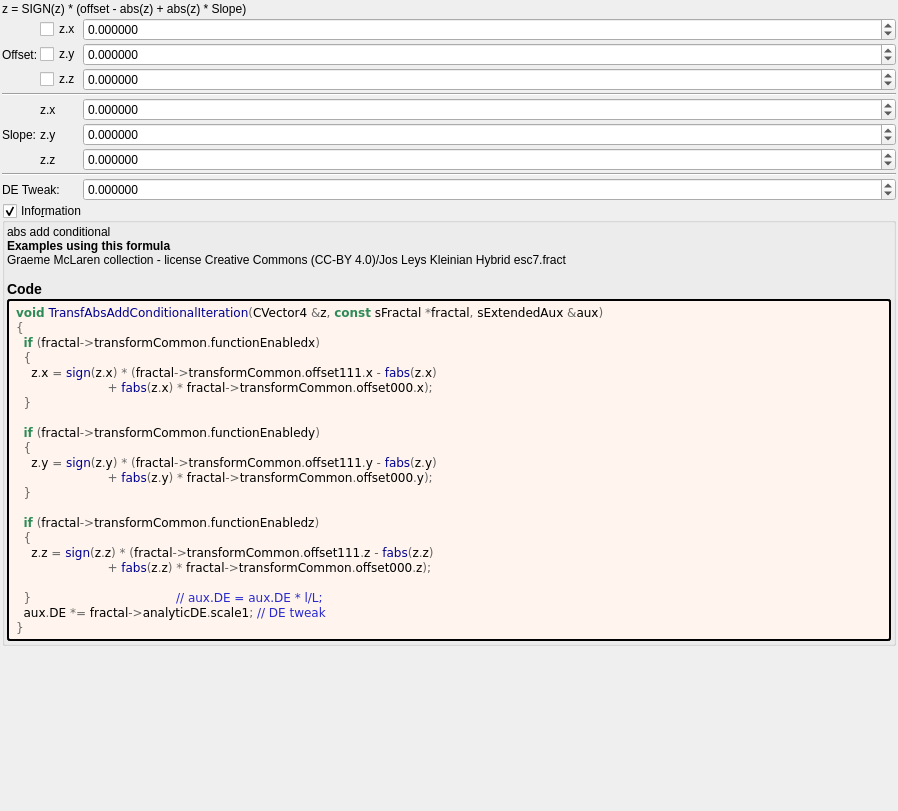
First picture: the form in mandelbulber2/formula/ui/transf_abs_add_conditional.ui, repository buddhi1980/mandelbulber2, before the edit.
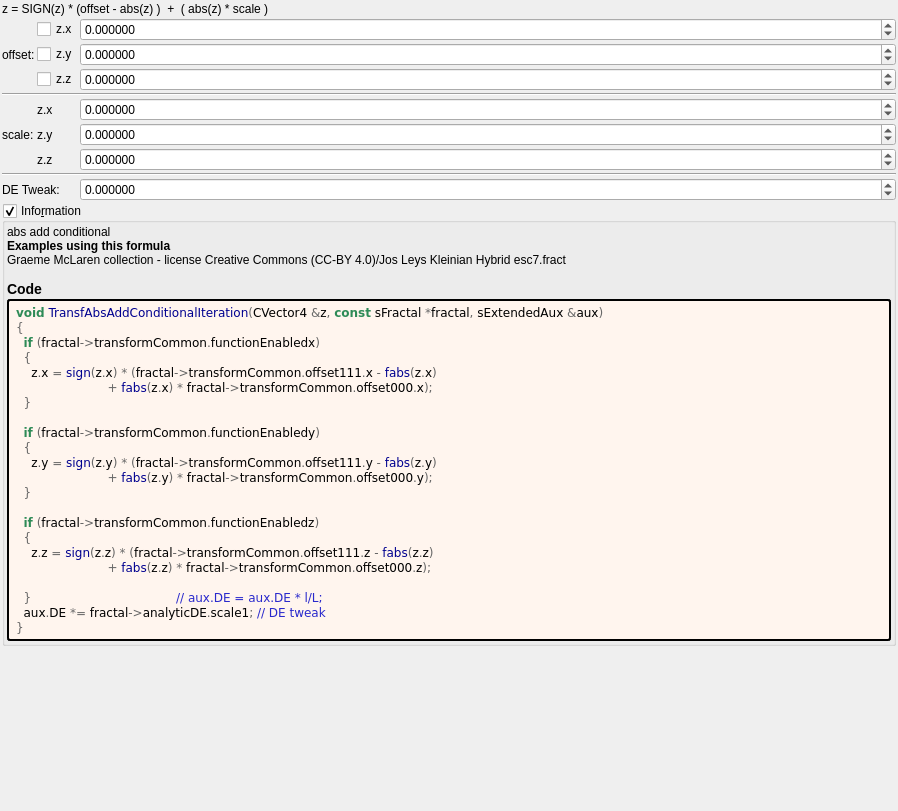
Second picture: the form after the edit. Custom widgets are drawn as their Qt base class.

The edit to the form file:
```diff
--- a/mandelbulber2/formula/ui/transf_abs_add_conditional.ui
+++ b/mandelbulber2/formula/ui/transf_abs_add_conditional.ui
@@ -32,7 +32,7 @@
    <item>
     <widget class="QLabel" name="label_133">
      <property name="text">
-      <string>z = SIGN(z) * (offset - abs(z) + abs(z) * Slope)</string>
+      <string>z = SIGN(z) * (offset - abs(z) )  +  ( abs(z) * scale )</string>
      </property>
     </widget>
    </item>
@@ -114,7 +114,7 @@
      <item row="4" column="0">
       <widget class="QLabel" name="label_108">
        <property name="text">
-        <string>Offset:</string>
+        <string>offset:</string>
        </property>
       </widget>
      </item>
@@ -303,7 +303,7 @@
      <item row="9" column="0">
       <widget class="QLabel" name="label_119">
        <property name="text">
-        <string>Slope:</string>
+        <string>scale:</string>
        </property>
       </widget>
      </item>
```
Left out of the diff: 2 changed lines with no effect on the pictures.
